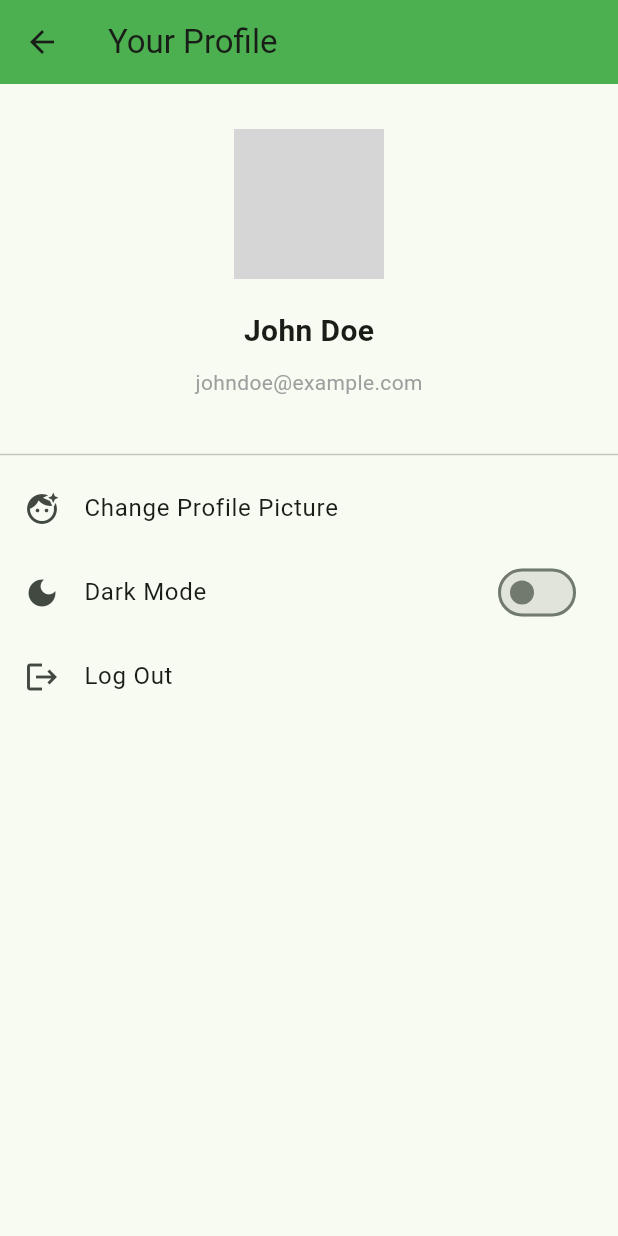
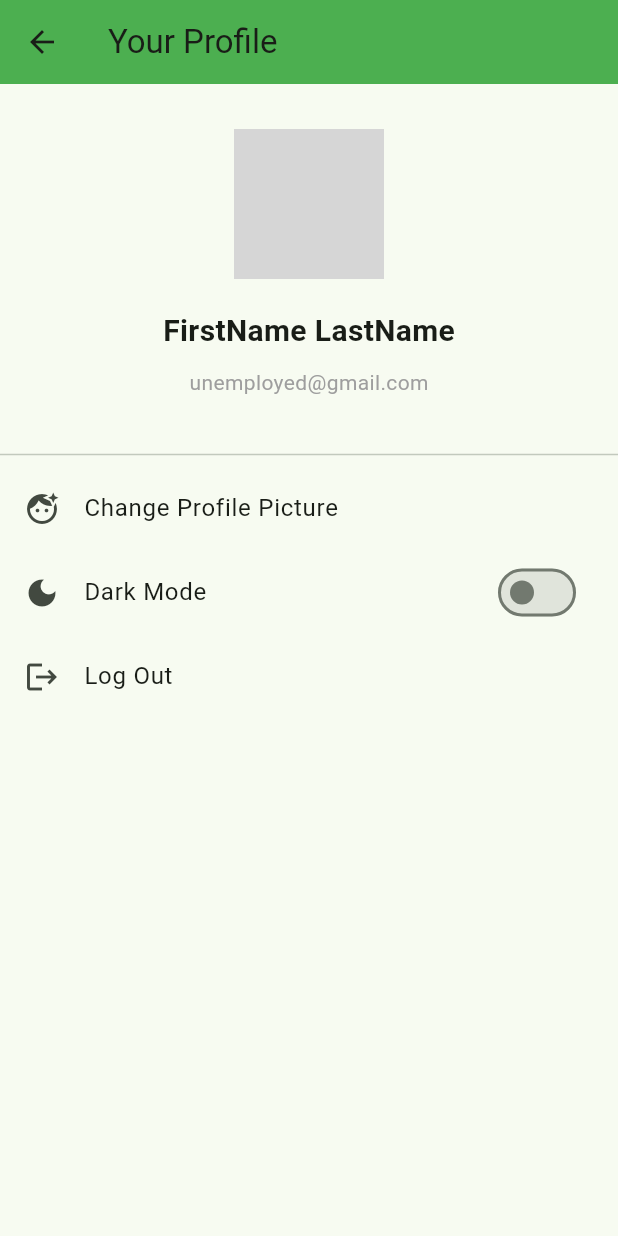
Before and after one commit to juliaetz/jobSearchApp, a Flutter app: the screen it shows after launch, after a tap on "Profile and Settings", on a phone screen of 412 x 824 dp. Run offline on Flutter 3.47's test engine with Material 3 defaults, Android fonts, the phone set to English and light mode, and no system bars; our stand-ins replace csv; grey boxes are pictures that could not be loaded.

Commit message:
edit comments

```diff
--- a/lib/VIEW/profile_settings_page.dart
+++ b/lib/VIEW/profile_settings_page.dart
@@ -41,21 +41,20 @@ class _ProfileSettingsPageState extends State<ProfileSettingsPage> {
                   SizedBox(height: 20),
 
 
-                  // NAME
+                  // NAME AND EMAIL HARDCODED
+                  // IMPLEMENT ONCE THERE'S LOGIN/SIGNUP PAGE
                   Column(
                     crossAxisAlignment: CrossAxisAlignment.center,
                     children: [
                       Text(
-                        'John Doe',
+                        'FirstName LastName',
                         style: TextStyle(
                             fontSize: 20,
                             fontWeight: FontWeight.bold),
                       ),
                       SizedBox(height: 10),
-
-                      // EMAIL
                       Text(
-                        'johndoe@example.com',
+                        'unemployed@gmail.com',
                         style: TextStyle(color: Colors.grey),
                       ),
                     ],
```
Also changed, not shown: 4 other files.
